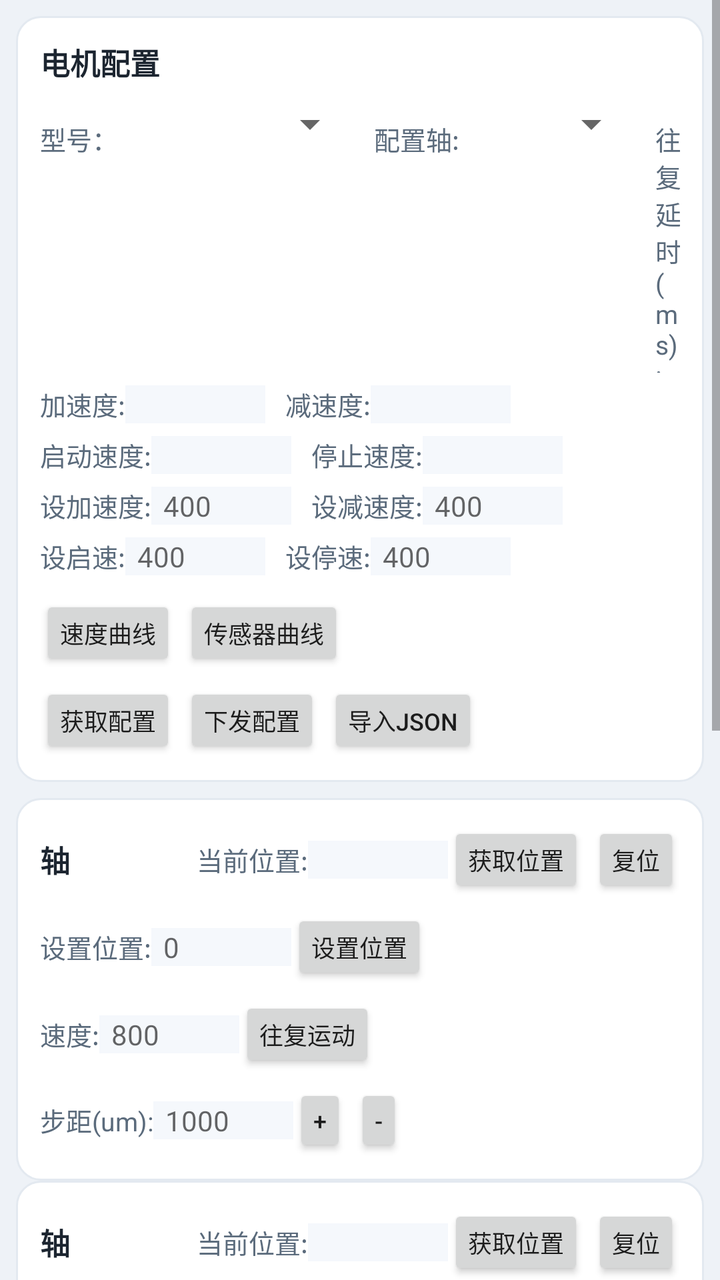
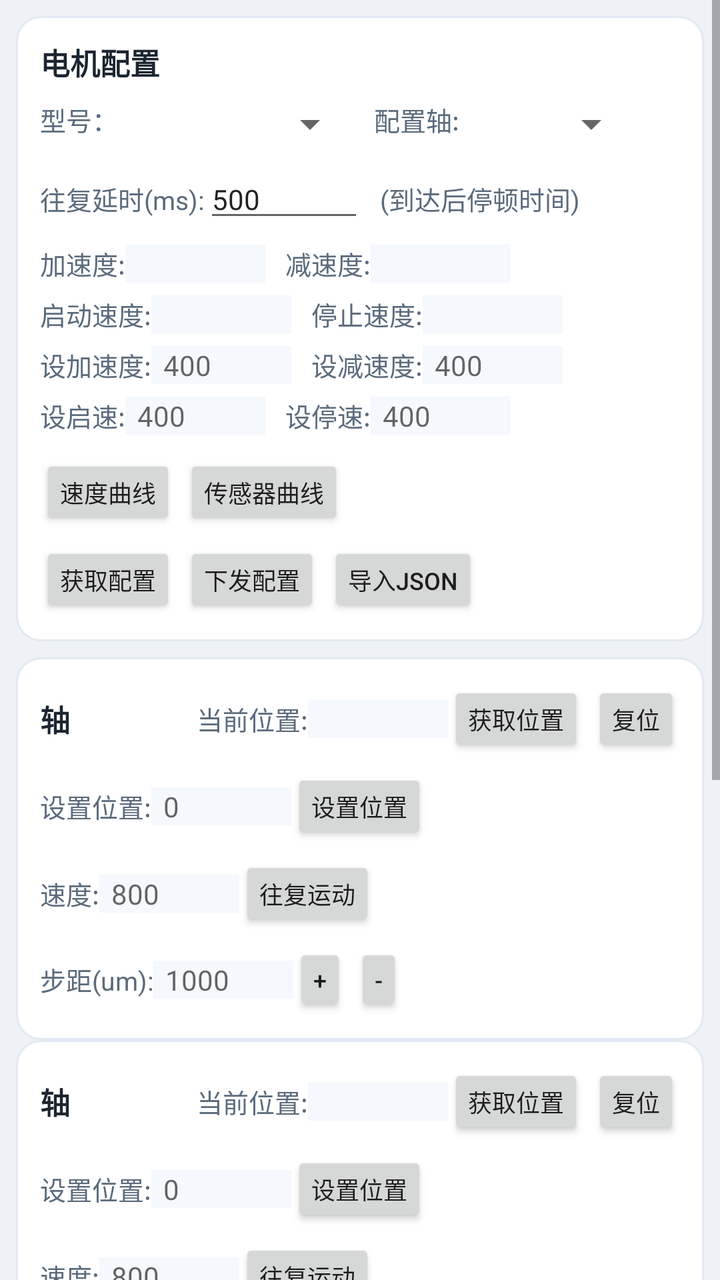

Two renders of the same Android screen: before a commit and after it. Below are the layout's source before the change and the commit's diff.
<!-- AndroidManifest.xml: application theme Theme.AppCompat.Light.DarkActionBar -->
<!-- res/layout/fragment_motor.xml -->
<?xml version="1.0" encoding="utf-8"?>
<ScrollView xmlns:android="http://schemas.android.com/apk/res/android"
    android:layout_width="match_parent"
    android:layout_height="match_parent"
    android:fillViewport="true">

    <LinearLayout
        android:layout_width="match_parent"
        android:layout_height="wrap_content"
        android:orientation="vertical"
        android:padding="8dp"
        android:background="#EEF2F7">

        
        <LinearLayout
            android:layout_width="match_parent"
            android:layout_height="wrap_content"
            android:orientation="vertical"
            android:background="@drawable/card_bg"
            android:padding="12dp"
            android:layout_marginBottom="8dp">

            <TextView
                android:layout_width="wrap_content"
                android:layout_height="wrap_content"
                android:text="电机配置"
                android:textStyle="bold"
                android:textSize="15sp"
                android:textColor="#1C2530"/>

            <LinearLayout
                android:layout_width="match_parent"
                android:layout_height="wrap_content"
                android:orientation="horizontal"
                android:layout_marginTop="8dp">
                <TextView style="@style/FieldLabel" android:text="型号：" />
                <Spinner
                    android:id="@+id/spModel"
                    android:layout_width="120dp"
                    android:layout_height="wrap_content"/>
                <TextView style="@style/FieldLabel" android:text="配置轴:" android:layout_marginStart="8dp"/>
                <Spinner
                    android:id="@+id/spConfigAxis"
                    android:layout_width="90dp"
                    android:layout_height="wrap_content"/>
                <TextView style="@style/FieldLabel" android:text="往复延时(ms):" android:layout_marginStart="8dp"/>
                <EditText
                    android:id="@+id/edtRecurDelay"
                    android:layout_width="60dp"
                    android:layout_height="wrap_content"
                    android:inputType="number"
                    android:text="500"
                    android:textSize="14sp"/>
            </LinearLayout>

            <LinearLayout
                android:layout_width="match_parent"
                android:layout_height="wrap_content"
                android:orientation="horizontal"
                android:layout_marginTop="6dp">
                <TextView style="@style/FieldLabel" android:text="加速度:" />
                <EditText android:id="@+id/edtAccCur" style="@style/FieldValue" android:enabled="false"/>
                <TextView style="@style/FieldLabel" android:text="减速度:" android:layout_marginStart="10dp"/>
                <EditText android:id="@+id/edtDecCur" style="@style/FieldValue" android:enabled="false"/>
            </LinearLayout>

            <LinearLayout
                android:layout_width="match_parent"
                android:layout_height="wrap_content"
                android:orientation="horizontal"
                android:layout_marginTop="6dp">
                <TextView style="@style/FieldLabel" android:text="启动速度:" />
                <EditText android:id="@+id/edtStartCur" style="@style/FieldValue" android:enabled="false"/>
                <TextView style="@style/FieldLabel" android:text="停止速度:" android:layout_marginStart="10dp"/>
                <EditText android:id="@+id/edtStopCur" style="@style/FieldValue" android:enabled="false"/>
            </LinearLayout>

            <LinearLayout
                android:layout_width="match_parent"
                android:layout_height="wrap_content"
                android:orientation="horizontal"
                android:layout_marginTop="6dp">
                <TextView style="@style/FieldLabel" android:text="设加速度:" />
                <EditText android:id="@+id/edtSetAcc" style="@style/FieldValue" android:hint="400"/>
                <TextView style="@style/FieldLabel" android:text="设减速度:" android:layout_marginStart="10dp"/>
                <EditText android:id="@+id/edtSetDec" style="@style/FieldValue" android:hint="400"/>
            </LinearLayout>

            <LinearLayout
                android:layout_width="match_parent"
                android:layout_height="wrap_content"
                android:orientation="horizontal"
                android:layout_marginTop="6dp">
                <TextView style="@style/FieldLabel" android:text="设启速:" />
                <EditText android:id="@+id/edtSetStart" style="@style/FieldValue" android:hint="400"/>
                <TextView style="@style/FieldLabel" android:text="设停速:" android:layout_marginStart="10dp"/>
                <EditText android:id="@+id/edtSetStop" style="@style/FieldValue" android:hint="400"/>
            </LinearLayout>

            <LinearLayout
                android:layout_width="match_parent"
                android:layout_height="wrap_content"
                android:orientation="horizontal"
                android:layout_marginTop="10dp">
                <Button style="@style/SmallBtn" android:id="@+id/btnSpeedCurve" android:text="速度曲线"/>
                <Button style="@style/SmallBtn" android:id="@+id/btnSensorCurve" android:text="传感器曲线" android:layout_marginStart="4dp"/>
            </LinearLayout>
            <LinearLayout
                android:layout_width="match_parent"
                android:layout_height="wrap_content"
                android:orientation="horizontal"
                android:layout_marginTop="6dp">
                <Button style="@style/SmallBtn" android:id="@+id/btnGetConfig" android:text="获取配置"/>
                <Button style="@style/SmallBtn" android:id="@+id/btnSetConfig" android:text="下发配置" android:layout_marginStart="4dp"/>
                <Button style="@style/SmallBtn" android:id="@+id/btnImportJson" android:text="导入JSON" android:layout_marginStart="4dp"/>
            </LinearLayout>
        </LinearLayout>

        
        <include android:id="@+id/ap_card"
            layout="@layout/axis_control"
            android:layout_width="match_parent"
            android:layout_height="wrap_content"/>

        
        <include android:id="@+id/af1_card"
            layout="@layout/axis_control"
            android:layout_width="match_parent"
            android:layout_height="wrap_content"/>

        
        <include android:id="@+id/af2_card"
            layout="@layout/axis_control"
            android:layout_width="match_parent"
            android:layout_height="wrap_content"/>

        
        <EditText
            android:id="@+id/edtLog"
            android:layout_width="match_parent"
            android:layout_height="140dp"
            android:editable="false"
            android:inputType="textMultiLine"
            android:scrollbars="vertical"
            android:textSize="12sp"
            android:background="@drawable/card_bg"
            android:padding="8dp"/>

    </LinearLayout>
</ScrollView>
<!-- res/layout/axis_control.xml (included above) -->
<?xml version="1.0" encoding="utf-8"?>
<LinearLayout xmlns:android="http://schemas.android.com/apk/res/android"
    android:layout_width="match_parent"
    android:layout_height="wrap_content"
    android:orientation="vertical"
    android:background="@drawable/card_bg"
    android:padding="12dp"
    android:layout_marginBottom="8dp">

    <LinearLayout
        android:layout_width="match_parent"
        android:layout_height="wrap_content"
        android:orientation="horizontal"
        android:gravity="center_vertical">
        <TextView
            android:id="@+id/tvAxisTitle"
            android:layout_width="0dp"
            android:layout_height="wrap_content"
            android:layout_weight="1"
            android:textStyle="bold"
            android:textSize="15sp"
            android:textColor="#1C2530"
            android:text="轴"/>
        <TextView style="@style/FieldLabel" android:text="当前位置:" />
        <EditText android:id="@+id/tvAxisPos" style="@style/FieldValue" android:enabled="false"/>
        <Button style="@style/SmallBtn" android:id="@+id/btnGetPos" android:text="获取位置"/>
        <Button style="@style/SmallBtn" android:id="@+id/btnReset" android:text="复位" android:layout_marginStart="4dp"/>
    </LinearLayout>

    <LinearLayout
        android:layout_width="match_parent"
        android:layout_height="wrap_content"
        android:orientation="horizontal"
        android:layout_marginTop="6dp"
        android:gravity="center_vertical">
        <TextView style="@style/FieldLabel" android:text="设置位置:" />
        <EditText android:id="@+id/edtSetPos" style="@style/FieldValue" android:hint="0"/>
        <Button style="@style/SmallBtn" android:id="@+id/btnSetPos" android:text="设置位置"/>
    </LinearLayout>

    <LinearLayout
        android:layout_width="match_parent"
        android:layout_height="wrap_content"
        android:orientation="horizontal"
        android:layout_marginTop="6dp"
        android:gravity="center_vertical">
        <TextView style="@style/FieldLabel" android:text="速度:" />
        <EditText android:id="@+id/edtSpeed" style="@style/FieldValue" android:hint="800"/>
        <Button style="@style/SmallBtn" android:id="@+id/btnRecur" android:text="往复运动"/>
    </LinearLayout>

    <LinearLayout
        android:layout_width="match_parent"
        android:layout_height="wrap_content"
        android:orientation="horizontal"
        android:layout_marginTop="6dp"
        android:gravity="center_vertical">
        <TextView style="@style/FieldLabel" android:text="步距(um):" />
        <EditText android:id="@+id/edtStepUm" style="@style/FieldValue" android:hint="1000"/>
        <Button style="@style/SmallBtn" android:id="@+id/btnStepPlus" android:text="+"/>
        <Button style="@style/SmallBtn" android:id="@+id/btnStepMinus" android:text="-" android:layout_marginStart="4dp"/>
    </LinearLayout>

</LinearLayout>
<!-- resources referenced by this layout -->
<resources>
  <!-- drawable card_bg (drawable) -->
  <?xml version="1.0" encoding="utf-8"?>
  <shape xmlns:android="http://schemas.android.com/apk/res/android" android:shape="rectangle">
      <solid android:color="#FFFFFF"/>
      <stroke android:width="1dp" android:color="#E3E9F0"/>
      <corners android:radius="12dp"/>
  </shape>
  <style name="FieldLabel">
          <item name="android:layout_width">wrap_content</item>
          <item name="android:layout_height">wrap_content</item>
          <item name="android:textSize">13sp</item>
          <item name="android:textColor">#5B6B7C</item>
          <item name="android:gravity">center_vertical</item>
      </style>
  <style name="FieldValue">
          <item name="android:layout_width">70dp</item>
          <item name="android:layout_height">wrap_content</item>
          <item name="android:textSize">14sp</item>
          <item name="android:textColor">#1C2530</item>
          <item name="android:inputType">numberSigned</item>
          <item name="android:background">#F5F8FC</item>
          <item name="android:paddingLeft">6dp</item>
          <item name="android:paddingRight">6dp</item>
          <item name="android:gravity">center_vertical</item>
      </style>
  <style name="SmallBtn">
          <item name="android:layout_width">wrap_content</item>
          <item name="android:layout_height">wrap_content</item>
          <item name="android:textSize">12sp</item>
          <item name="android:paddingLeft">10dp</item>
          <item name="android:paddingRight">10dp</item>
          <item name="android:minHeight">0dp</item>
          <item name="android:insetTop">0dp</item>
          <item name="android:insetBottom">0dp</item>
          <item name="android:minWidth">0dp</item>
      </style>
</resources>

<!-- the commit's change to res/layout/fragment_motor.xml (unified diff, before → after) -->
@@ -43,14 +43,22 @@
                     android:id="@+id/spConfigAxis"
                     android:layout_width="90dp"
                     android:layout_height="wrap_content"/>
-                <TextView style="@style/FieldLabel" android:text="往复延时(ms):" android:layout_marginStart="8dp"/>
+            </LinearLayout>
+
+            <LinearLayout
+                android:layout_width="match_parent"
+                android:layout_height="wrap_content"
+                android:orientation="horizontal"
+                android:layout_marginTop="6dp">
+                <TextView style="@style/FieldLabel" android:text="往复延时(ms):" />
                 <EditText
                     android:id="@+id/edtRecurDelay"
-                    android:layout_width="60dp"
+                    android:layout_width="80dp"
                     android:layout_height="wrap_content"
                     android:inputType="number"
                     android:text="500"
                     android:textSize="14sp"/>
+                <TextView style="@style/FieldLabel" android:text="(到达后停顿时间)" android:layout_marginStart="8dp"/>
             </LinearLayout>
 
             <LinearLayout
